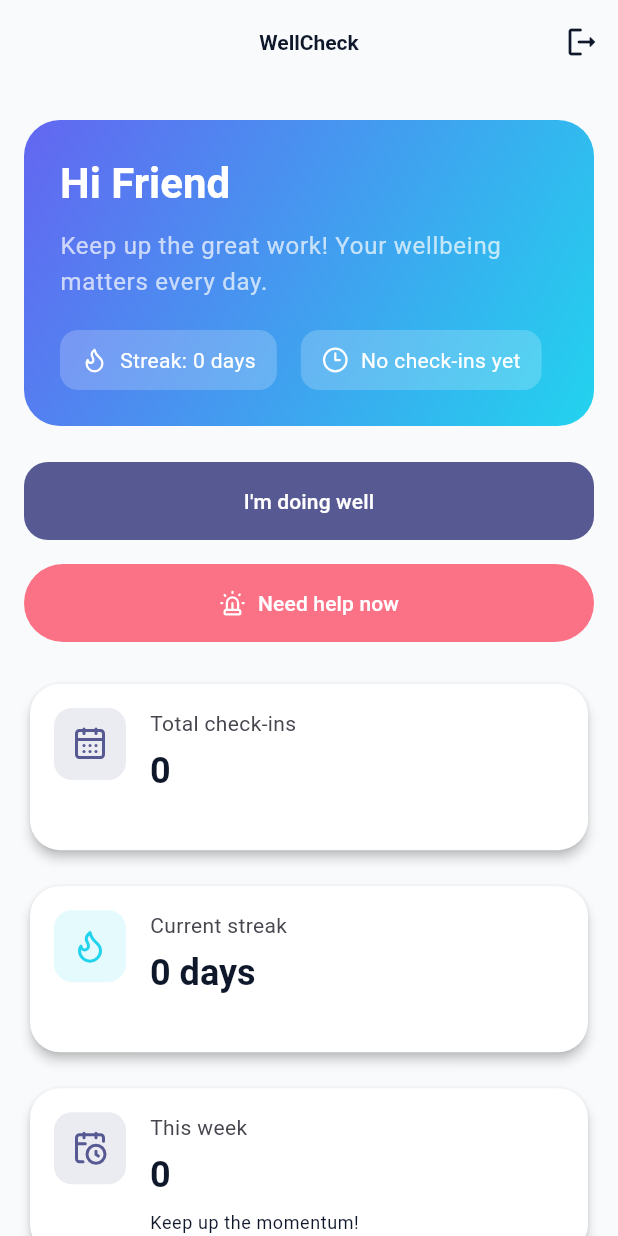
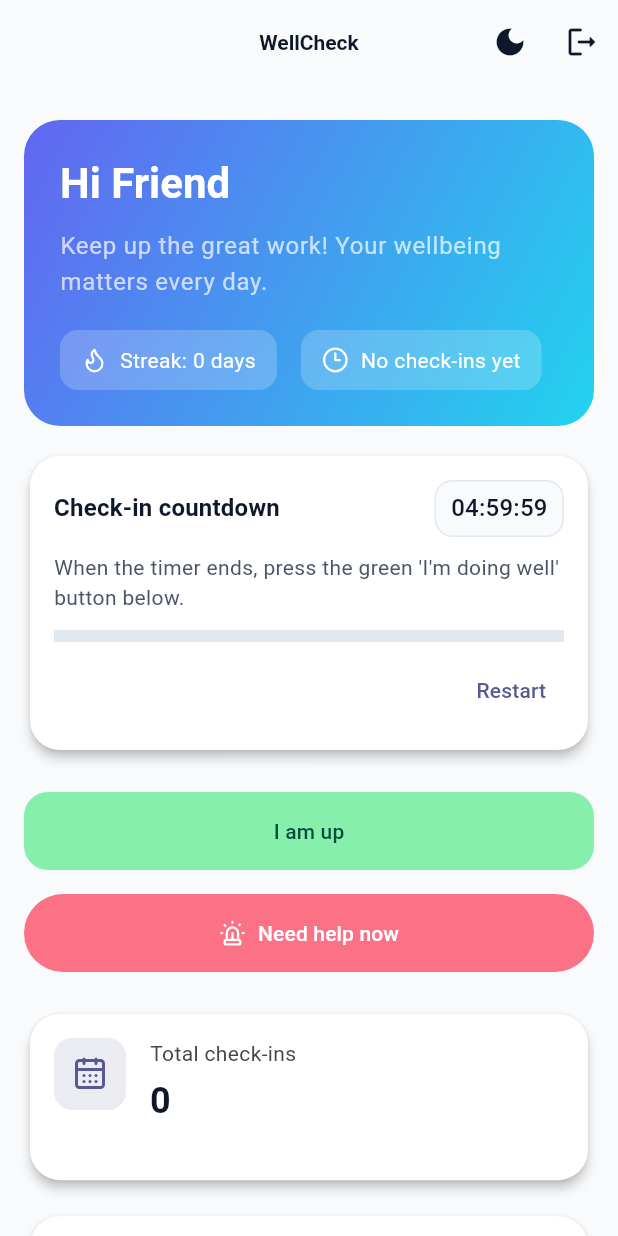
Before and after one commit to Taehillah/Wellness_Circle, a Flutter app: the HomeView screen opened by its route, on a phone screen of 412 x 824 dp. Run offline on Flutter 3.47's test engine with Material 3 defaults, Android fonts, the phone set to English and light mode, and no system bars; our stand-ins replace dio, flutter_riverpod, geolocator, go_router, lucide_icons, riverpod and 1 more; accounts and stored records are empty.

Commit message:
androind gui upgrade

```diff
--- a/wellcheck/lib/src/app.dart
+++ b/wellcheck/lib/src/app.dart
@@ -3,6 +3,7 @@ import 'package:flutter_riverpod/flutter_riverpod.dart';
 
 import 'shared/router/app_router.dart';
 import 'shared/theme/app_theme.dart';
+import 'shared/theme/theme_controller.dart';
 
 class App extends ConsumerWidget {
   const App({super.key});
@@ -10,11 +11,13 @@ class App extends ConsumerWidget {
   @override
   Widget build(BuildContext context, WidgetRef ref) {
     final router = ref.watch(appRouterProvider);
+    final themeMode = ref.watch(themeModeProvider);
 
     return MaterialApp.router(
       title: 'WellCheck',
       theme: AppTheme.light(),
       darkTheme: AppTheme.dark(),
+      themeMode: themeMode,
       routerConfig: router,
       debugShowCheckedModeBanner: false,
     );
--- a/wellcheck/lib/src/features/home/presentation/home_view.dart
+++ b/wellcheck/lib/src/features/home/presentation/home_view.dart
@@ -1,9 +1,8 @@
+import 'dart:async';
 import 'package:flutter/material.dart';
 import 'package:flutter_riverpod/flutter_riverpod.dart';
-import 'package:go_router/go_router.dart';
 import 'package:lucide_icons/lucide_icons.dart';
 
-import '../../../shared/router/app_router.dart';
 import '../../../shared/theme/app_theme.dart';
 import '../../../shared/utils/date_utils.dart';
 import '../../../shared/utils/string_utils.dart';
@@ -16,6 +15,7 @@ import '../../contacts/application/contacts_controller.dart';
 import '../../dashboard/application/dashboard_controller.dart';
 import '../../history/application/check_in_controller.dart';
 import '../../history/data/models/check_in_stats.dart';
+import '../../../shared/theme/theme_controller.dart';
 
 class HomeView extends ConsumerWidget {
   const HomeView({super.key});
@@ -35,6 +35,15 @@ class HomeView extends ConsumerWidget {
       appBar: AppBar(
         title: const Text('WellCheck'),
         actions: [
+          Consumer(builder: (context, ref, _) {
+            final mode = ref.watch(themeModeProvider);
+            final isDark = mode == ThemeMode.dark;
+            return IconButton(
+              tooltip: isDark ? 'Switch to light theme' : 'Switch to dark theme',
+              icon: Icon(isDark ? Icons.light_mode : Icons.dark_mode),
+              onPressed: () => ref.read(themeModeProvider.notifier).toggleLightDark(),
+            );
+          }),
           IconButton(
             tooltip: 'Log out',
             icon: const Icon(Icons.logout_rounded),
@@ -52,14 +61,182 @@ class HomeView extends ConsumerWidget {
           padding: const EdgeInsets.symmetric(horizontal: 16, vertical: 24),
           children: [
             _GreetingCard(user: user, stats: stats, greeting: greeting),
+            // Countdown panel sits just below the top greeting card.
+            const SizedBox(height: 16),
+            _CountdownPanel(stats: stats),
             const SizedBox(height: 24),
             _ActionButtons(isLoading: isLoading, stats: stats, ref: ref),
             const SizedBox(height: 24),
             _StatsGrid(stats: stats, contactsCount: contactsState.contacts.length),
             const SizedBox(height: 24),
             _RecentCheckIns(historyState: checkInState),
-            const SizedBox(height: 24),
-            _NavigationShortcuts(user: user),
+          ],
+        ),
+      ),
+    );
+  }
+}
+
+class _CountdownPanel extends ConsumerStatefulWidget {
+  const _CountdownPanel({required this.stats});
+
+  final CheckInStats stats;
+
+  @override
+  ConsumerState<_CountdownPanel> createState() => _CountdownPanelState();
+}
+
+class _CountdownPanelState extends ConsumerState<_CountdownPanel> {
+  // Default countdown duration. Adjust as needed.
+  // Default countdown duration; panel shows HH:MM:SS.
+  static const _defaultDuration = Duration(hours: 5);
+
+  late Duration _remaining;
+  Timer? _timer;
+  bool _alertShown = false;
+
+  @override
+  void initState() {
+    super.initState();
+    _resetTimer();
+  }
+
+  @override
+  void didUpdateWidget(covariant _CountdownPanel oldWidget) {
+    super.didUpdateWidget(oldWidget);
+    // Keep timer running regardless of check-in status; restart if needed.
+    if (_timer == null && _remaining > Duration.zero) {
+      _startTimer();
+    }
+  }
+
+  @override
+  void dispose() {
+    _cancelTimer();
+    super.dispose();
+  }
+
+  void _resetTimer() {
+    _remaining = _defaultDuration;
+    _alertShown = false;
+    _cancelTimer();
+    _startTimer();
+    setState(() {});
+  }
+
+  void _startTimer() {
+    _timer = Timer.periodic(const Duration(seconds: 1), (timer) {
+      if (!mounted) return;
+      if (_remaining <= const Duration(seconds: 1)) {
+        _remaining = Duration.zero;
+        timer.cancel();
+        _timer = null;
+        if (!_alertShown && mounted) {
+          _alertShown = true;
+          // Prompt the user to press the green primary button below.
+          ScaffoldMessenger.of(context).showSnackBar(
+            const SnackBar(
+              content: Text("Time to check in! Press the light green 'I am up' button."),
+            ),
+          );
+        }
+        // Auto-restart countdown for the next cycle (every 5 hours by default).
+        setState(() {
+          _remaining = _defaultDuration;
+          _alertShown = false;
+        });
+        _startTimer();
+      } else {
+        setState(() {
+          _remaining -= const Duration(seconds: 1);
+        });
+      }
+    });
+  }
+
+  void _cancelTimer() {
+    _timer?.cancel();
+    _timer = null;
+  }
+
+  String _format(Duration d) {
+    final h = d.inHours.toString().padLeft(2, '0');
+    final m = d.inMinutes.remainder(60).toString().padLeft(2, '0');
+    final s = d.inSeconds.remainder(60).toString().padLeft(2, '0');
+    return '$h:$m:$s';
+  }
+
+  @override
+  Widget build(BuildContext context) {
+    final theme = Theme.of(context);
+    final completed = _remaining == Duration.zero;
+
+    return Card(
+      child: Padding(
+        padding: const EdgeInsets.all(16),
+        child: Column(
+          crossAxisAlignment: CrossAxisAlignment.start,
+          children: [
+            Row(
+              mainAxisAlignment: MainAxisAlignment.spaceBetween,
+              children: [
+                Text(
+                  'Check-in countdown',
+                  style: theme.textTheme.titleMedium?.copyWith(
+                    fontWeight: FontWeight.bold,
+                  ),
+                ),
+                if (!completed)
+                  Container(
+                    padding: const EdgeInsets.symmetric(horizontal: 10, vertical: 6),
+                    decoration: BoxDecoration(
+                      color: AppColors.neutralBackground,
+                      borderRadius: BorderRadius.circular(12),
+                      border: Border.all(color: const Color(0xFFE2E8F0)),
+                    ),
+                    child: Text(
+                      _format(_remaining),
+                      style: theme.textTheme.titleMedium,
+                    ),
+                  ),
+              ],
+            ),
+            const SizedBox(height: 10),
+            if (!completed) ...[
+              Text(
+                "When the timer ends, press the green 'I'm doing well' button below.",
+                style: theme.textTheme.bodyMedium?.copyWith(color: AppColors.textSecondary),
+              ),
+              const SizedBox(height: 12),
+              LinearProgressIndicator(
+                value: 1.0 - (_remaining.inMilliseconds / _defaultDuration.inMilliseconds),
+                minHeight: 8,
+                backgroundColor: const Color(0xFFE2E8F0),
+              ),
+              const SizedBox(height: 8),
+              Row(
+                mainAxisAlignment: MainAxisAlignment.end,
+                children: [
+                  TextButton(onPressed: _resetTimer, child: const Text('Restart')),
+                ],
+              ),
+            ] else ...[
+              Row(
+                children: const [
+                  Icon(LucideIcons.bellRing, color: AppColors.danger),
+                  SizedBox(width: 8),
+                  Expanded(
+                    child: Text(
+                      "Time to check in! Press the green 'I'm doing well' button.",
+                      style: TextStyle(
+                        color: AppColors.danger,
+                        fontWeight: FontWeight.w600,
+                      ),
+                    ),
+                  ),
+                ],
+              ),
+            ],
           ],
         ),
       ),
@@ -191,8 +368,10 @@ class _ActionButtons extends StatelessWidget {
       crossAxisAlignment: CrossAxisAlignment.stretch,
       children: [
         PrimaryButton(
-          label: stats.hasCheckedInToday ? 'Checked in today' : 'I\'m doing well',
+          label: stats.hasCheckedInToday ? 'Checked in today' : 'I am up',
           isLoading: isLoading,
+          backgroundColor: const Color(0xFF86EFAC), // light green
+          foregroundColor: const Color(0xFF064E3B), // dark green text for contrast
           onPressed: disabled
               ? null
               : () async {
@@ -244,18 +423,7 @@ class _StatsGrid extends StatelessWidget {
               value: stats.total.toString(),
               icon: LucideIcons.calendarDays,
             ),
-            StatCard(
-              label: 'Current streak',
-              value: '${stats.currentStreak} days',
-              icon: LucideIcons.flame,
-              color: AppColors.secondary,
-            ),
-            StatCard(
-              label: 'This week',
-              value: stats.thisWeek.toString(),
-              subtitle: 'Keep up the momentum!',
-              icon: LucideIcons.calendarClock,
-            ),
+            // Removed 'Current streak' and 'This week' per request.
             StatCard(
               label: 'Emergency contacts',
               value: contactsCount.toString(),
@@ -319,92 +487,4 @@ class _RecentCheckIns extends StatelessWidget {
   }
 }
 
-class _NavigationShortcuts extends ConsumerWidget {
-  const _NavigationShortcuts({required this.user});
-
-  final AuthUser? user;
-
-  @override
-  Widget build(BuildContext context, WidgetRef ref) {
-    final isAdmin = user?.isAdmin ?? false;
-
-    return Card(
-      child: Padding(
-        padding: const EdgeInsets.all(16),
-        child: Column(
-          crossAxisAlignment: CrossAxisAlignment.start,
-          children: [
-            Text(
-              'Quick actions',
-              style: Theme.of(context).textTheme.titleMedium?.copyWith(
-                    fontWeight: FontWeight.bold,
-                  ),
-            ),
-            const SizedBox(height: 12),
-            Wrap(
-              spacing: 12,
-              runSpacing: 12,
-              children: [
-                _ShortcutButton(
-                  label: 'Contacts',
-                  icon: LucideIcons.users,
-                  onTap: () => context.go(AppRoute.contacts.path),
-                ),
-                _ShortcutButton(
-                  label: 'History',
-                  icon: LucideIcons.history,
-                  onTap: () => context.go(AppRoute.history.path),
-                ),
-                if (isAdmin)
-                  _ShortcutButton(
-                    label: 'Dashboard',
-                    icon: LucideIcons.layoutDashboard,
-                    onTap: () {
-                      ref.read(dashboardControllerProvider.notifier).load();
-                      context.go(AppRoute.dashboard.path);
-                    },
-                  ),
-              ],
-            ),
-          ],
-        ),
-      ),
-    );
-  }
-}
-
-class _ShortcutButton extends StatelessWidget {
-  const _ShortcutButton({
-    required this.label,
-    required this.icon,
-    required this.onTap,
-  });
-
-  final String label;
-  final IconData icon;
-  final VoidCallback onTap;
-
-  @override
-  Widget build(BuildContext context) {
-    return InkWell(
-      onTap: onTap,
-      borderRadius: BorderRadius.circular(14),
-      child: Container(
-        padding: const EdgeInsets.symmetric(horizontal: 18, vertical: 14),
-        decoration: BoxDecoration(
-          color: AppColors.neutralBackground,
-          borderRadius: BorderRadius.circular(14),
-          border: Border.all(color: const Color(0xFFE2E8F0)),
-        ),
-        child: Row(
-          mainAxisSize: MainAxisSize.min,
-          children: [
-            Icon(icon, color: AppColors.primary),
-            const SizedBox(width: 8),
-            Text(label),
-          ],
-        ),
-      ),
-    );
-  }
-}
+// Quick actions section removed per request.
--- a/wellcheck/lib/src/shared/network/http_exception.dart
+++ b/wellcheck/lib/src/shared/network/http_exception.dart
@@ -20,7 +20,10 @@ class HttpRequestException implements Exception {
     // Provide a friendlier message for connectivity issues.
     if (error.type == DioExceptionType.connectionError ||
         error.type == DioExceptionType.connectionTimeout ||
-        error.type == DioExceptionType.receiveTimeout) {
+        error.type == DioExceptionType.receiveTimeout ||
+        // On Flutter web, cross-origin/CORS issues often surface as "XMLHttpRequest error."
+        (error.type == DioExceptionType.unknown &&
+            (error.message?.toLowerCase().contains('xmlhttprequest error') ?? false))) {
       return const HttpRequestException(
         'Cannot connect to the server. Ensure the backend is running and API_BASE_URL is correct.',
         isConnectivity: true,
--- a/wellcheck/lib/src/shared/widgets/primary_button.dart
+++ b/wellcheck/lib/src/shared/widgets/primary_button.dart
@@ -7,19 +7,23 @@ class PrimaryButton extends StatelessWidget {
     this.onPressed,
     this.icon,
     this.isLoading = false,
+    this.backgroundColor,
+    this.foregroundColor,
   });
 
   final String label;
   final VoidCallback? onPressed;
   final IconData? icon;
   final bool isLoading;
+  final Color? backgroundColor;
+  final Color? foregroundColor;
 
   @override
   Widget build(BuildContext context) {
     final theme = Theme.of(context);
     final style = ElevatedButton.styleFrom(
-      backgroundColor: theme.colorScheme.primary,
-      foregroundColor: theme.colorScheme.onPrimary,
+      backgroundColor: backgroundColor ?? theme.colorScheme.primary,
+      foregroundColor: foregroundColor ?? theme.colorScheme.onPrimary,
     );
 
     if (icon == null) {
```
Also changed, not shown: wellcheck/lib/src/features/auth/data/auth_repository.dart (+40 -80 lines), wellcheck/lib/src/shared/theme/theme_controller.dart (added, +45 -0 lines).
